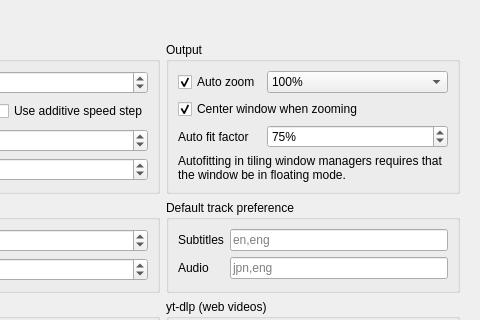
First picture: the form in settingswindow.ui, repository mpc-qt/mpc-qt, before the edit; both pictures show x 416 to 896 and y 0 to 320 of the 896 by 638 pixel window.
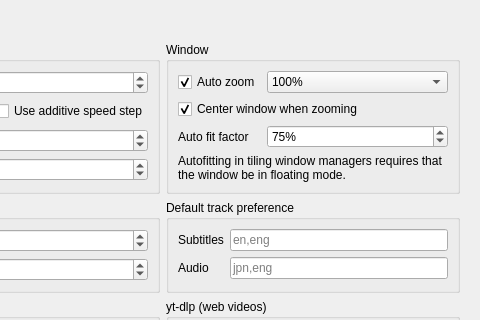
Second picture: the form after the edit. The open tabs and pages were chosen to show the change.

Commit message:
settingswindow: Rename Output to Window (in Playback)
Since these settings change the window size it's easier to understand
what they do.

```diff
--- a/settingswindow.ui
+++ b/settingswindow.ui
@@ -1205,7 +1205,7 @@
            <item row="1" column="1">
             <widget class="QGroupBox" name="playbackAutoBox">
              <property name="title">
-              <string>Output</string>
+              <string>Window</string>
              </property>
              <layout class="QFormLayout" name="playbackAutoBoxLayout">
               <item row="0" column="0">
```
